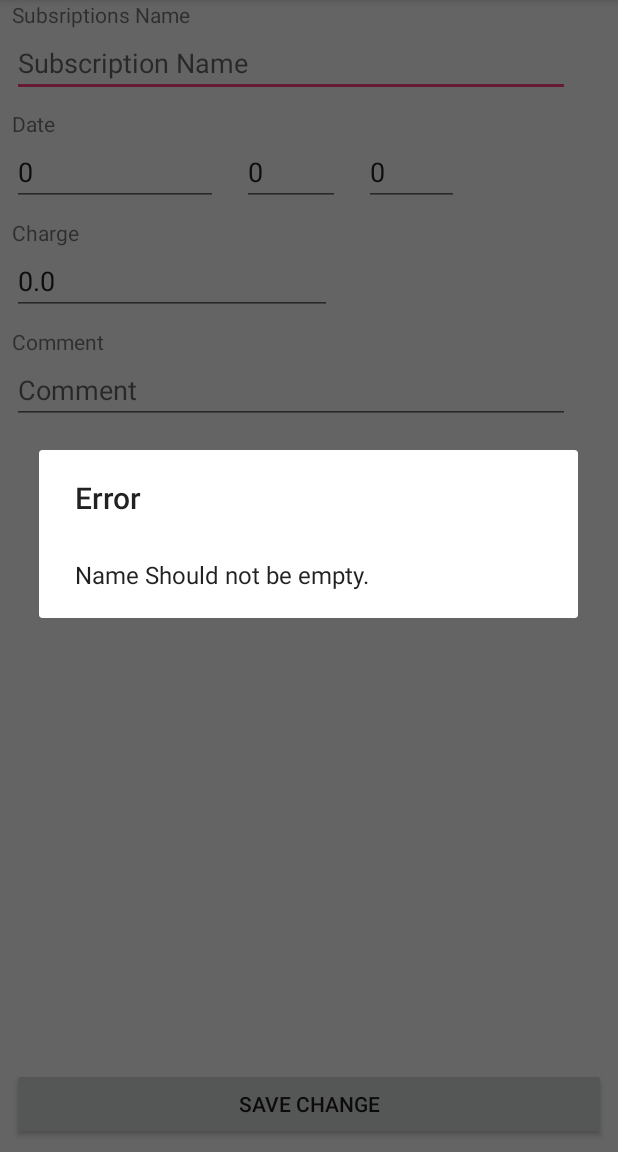
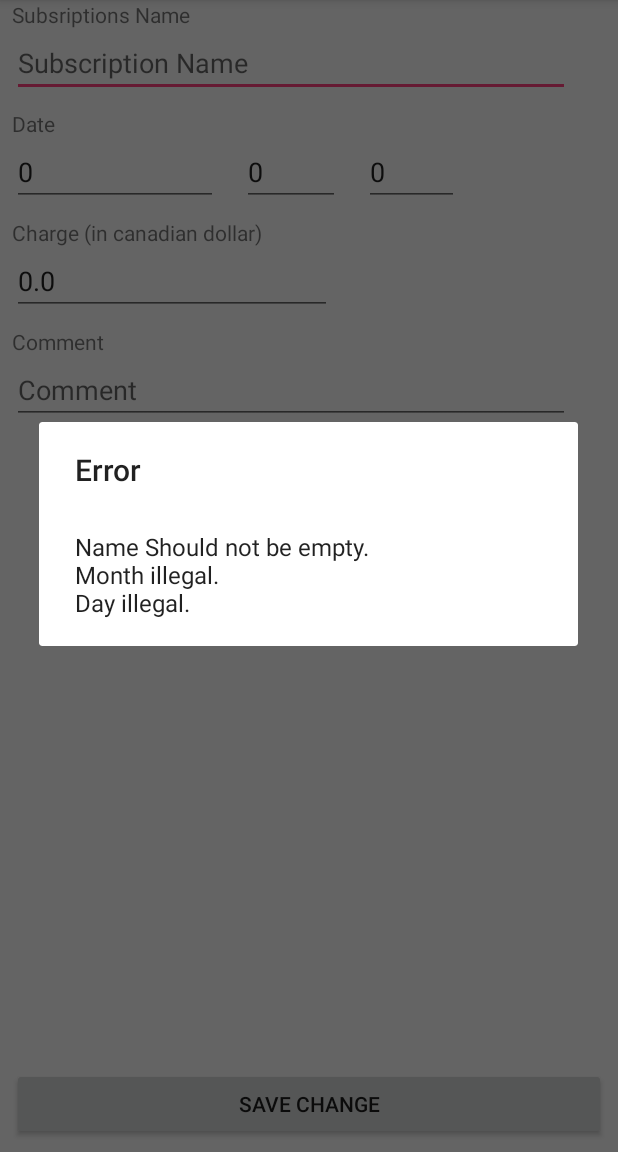
Before and after one commit to Vincentlcy/SubBook, an Android app: the ShowSub screen opened directly, with no data from a screen before it, after a tap on "SAVE CHANGE", on a phone screen of 412 x 824 dp, the part 84-1236 px from its top. Run offline under Robolectric (Android 15) with nearby library versions, the phone set to English and light mode, and no system bars; 7 statements that could not run were skipped.

```diff
--- a/app/src/main/java/com/example/suqing/chuyang1_subbook/ShowSub.java
+++ b/app/src/main/java/com/example/suqing/chuyang1_subbook/ShowSub.java
@@ -1,3 +1,9 @@
+/*
+ * Copyright (c) 2018. Chuyang LIU all right Reserved.
+ * You may used, distribute or modify this code under terms and conditions of the Code of Student Behavior at University of Alberta.
+ * You can find a copy of the license in this project. Otherwise connect chuyang1@ualberta.ca
+ */
+
 package com.example.suqing.chuyang1_subbook;
 
 import android.content.Context;
@@ -24,11 +30,21 @@ import java.io.OutputStreamWriter;
 import java.lang.reflect.Type;
 import java.util.ArrayList;
 
+/**
+ * represent the show subscription detail
+ * Created by chuyang1 on 03/02/2018 (DD/MM)
+ *
+ */
+
 public class ShowSub extends AppCompatActivity {
 
     protected ArrayList<Sub> subArrayList = new ArrayList<Sub>();
     public Sub sub;
 
+    /**
+     * The base of the activity
+     * @param savedInstanceState system control
+     */
     @Override
     protected void onCreate(Bundle savedInstanceState) {
         super.onCreate(savedInstanceState);
@@ -51,6 +67,11 @@ public class ShowSub extends AppCompatActivity {
 
     }
 
+    /**
+     * the action of click on save edit button
+     * @param view view click
+     */
+
     public void save(View view) {
         Log.i("LifeCycle ---->", "Add_sub save is called");
 
@@ -59,18 +80,37 @@ public class ShowSub extends AppCompatActivity {
         EditText editTextName = (EditText) findViewById(R.id.editText_Name);
         String name = editTextName.getText().toString();
 
-
         EditText editTextYear = (EditText) findViewById(R.id.editTextYear);
-        int year = Integer.parseInt(editTextYear.getText().toString());
+        int year = 2000;
+        if (!editTextYear.getText().toString().isEmpty()) {
+            year = Integer.parseInt(editTextYear.getText().toString());
+        } else {
+            error = new StringBuilder().append(error).append("\nYear cannot be empty.").toString();
+        }
 
         EditText editTextMonth = (EditText) findViewById(R.id.editTextMonth);
-        int month = Integer.parseInt(editTextMonth.getText().toString());
+        int month = 01;
+        if (!editTextMonth.getText().toString().isEmpty()) {
+            month = Integer.parseInt(editTextMonth.getText().toString());
+        } else {
+            error = new StringBuilder().append(error).append("\nMonth cannot be empty.").toString();
+        }
 
         EditText editTextDay = (EditText) findViewById(R.id.editTextDay);
-        int day = Integer.parseInt(editTextDay.getText().toString());
+        int day = 01;
+        if (!editTextDay.getText().toString().isEmpty()) {
+            day = Integer.parseInt(editTextDay.getText().toString());
+        } else {
+            error = new StringBuilder().append(error).append("\nDay cannot be empty.").toString();
+        }
 
         EditText editTextCharge = (EditText) findViewById(R.id.editTextCharge);
-        double charge = Double.parseDouble(editTextCharge.getText().toString());
+        double charge = 0.00;
+        if (!editTextCharge.getText().toString().isEmpty()) {
+            charge = Double.parseDouble(editTextCharge.getText().toString());
+        } else {
+            error = new StringBuilder().append(error).append("\nCharge cannot be empty.").toString();
+        }
 
         EditText editTextComment = (EditText) findViewById(R.id.editTextComment);
         String comment = editTextComment.getText().toString();
@@ -82,32 +122,50 @@ public class ShowSub extends AppCompatActivity {
 
         if (name.length() < 1) {
             saving = false;
-            error = new StringBuilder().append(error).append("\nName Should not be empty.").toString();
+            error = new StringBuilder().append(error).append("\nName Should not be empty.").
+                    toString();
         }
 
         if (name.length() > 20) {
             saving = false;
-            error = new StringBuilder().append(error).append("\nName no more than 20 bytes.").toString();
+            error = new StringBuilder().append(error).append("\nName no more than 20 bytes.")
+                    .toString();
         }
 
-        if (month >= 13) {
+        if (month >= 13 || month <= 0) {
             saving = false;
-            error = new StringBuilder().append(error).append("\nMonth no more than 12.").toString();
+            error = new StringBuilder().append(error).append("\nMonth illegal.").toString();
         }
 
-        if (day >= 32) {
+        if (day >= 32 || day <= 0) {
             saving = false;
-            error = new StringBuilder().append(error).append("\nDay no more than 31.").toString();
+            error = new StringBuilder().append(error).append("\nDay illegal.").toString();
         }
 
         if (charge < 0) {
             saving = false;
-            error = new StringBuilder().append(error).append("\nCharge should be positive.").toString();
+            error = new StringBuilder().append(error).append("\nCharge should be positive.")
+                    .toString();
         }
 
         if (comment.length() > 30) {
             saving = false;
-            error = new StringBuilder().append(error).append("\nComment no more than 30 bytes.").toString();
+            error = new StringBuilder().append(error).append("\nComment no more than 30 bytes.")
+                    .toString();
+        }
+
+        if (month == 2 && day > 28) {
+            saving = false;
+            error = new StringBuilder().append(error).append("\nFeb no more than 28 days.")
+                    .toString();
+        }
+
+        if (month == 4||month == 5||month == 9||month == 11) {
+            if (day > 30) {
+                saving = false;
+                error = new StringBuilder().append(error).append("\n" + month +
+                        " no more than 30 days.").toString();
+            }
         }
 
         if (saving) {
@@ -125,6 +183,11 @@ public class ShowSub extends AppCompatActivity {
             onStart();
         }
     }
+
+    /**
+     * set the text in edittext at the start of the function
+     * @param i int represent the index of the sub in subArrayList
+     */
 
     private void setTextview(int i) {
         Log.i("LifeCycle ---->", "setText is called");
@@ -182,6 +245,9 @@ public class ShowSub extends AppCompatActivity {
 
     }
 
+    /**
+     * load function of the app in ShowSub class
+     */
     protected void loadFromFile() {
         Log.i("LifeCycle ---->", "load file is called");
         try {
@@ -190,7 +256,8 @@ public class ShowSub extends AppCompatActivity {
 
             Gson gson = new Gson();
 
-            //Taken https://stackoverflow.com/questions/12384064/gson-convert-from-json-to-a-typed-arraylistt
+            //Taken https://stackoverflow.com/questions/12384064/gson-convert-from-json-to-a-
+            // typed-arraylistt
             // 2018-01-23
             Type listType = new TypeToken<ArrayList<Sub>>(){}.getType();
             subArrayList = gson.fromJson(in, listType);
@@ -198,6 +265,11 @@ public class ShowSub extends AppCompatActivity {
             subArrayList = new ArrayList<Sub>();
         }
     }
+
+    /**
+     * save the file to avoid data lost
+     *
+     */
 
     protected void saveInFile() {
         Log.i("LifeCycle ---->", "save file is called");
--- a/app/src/main/res/layout/activity_show_sub.xml
+++ b/app/src/main/res/layout/activity_show_sub.xml
@@ -79,7 +79,7 @@
         android:layout_height="wrap_content"
         android:layout_marginStart="8dp"
         android:layout_marginTop="8dp"
-        android:text="Charge"
+        android:text="Charge (in canadian dollar)"
         app:layout_constraintStart_toStartOf="parent"
         app:layout_constraintTop_toBottomOf="@+id/editTextYear" />
 
```
Also changed, not shown: app/src/main/java/com/example/suqing/chuyang1_subbook/Add_sub.java (+82 -14 lines), app/src/main/java/com/example/suqing/chuyang1_subbook/MainActivity.java (+57 -2 lines), app/src/main/java/com/example/suqing/chuyang1_subbook/Sub.java (+51 -1 lines), 1 other file.
